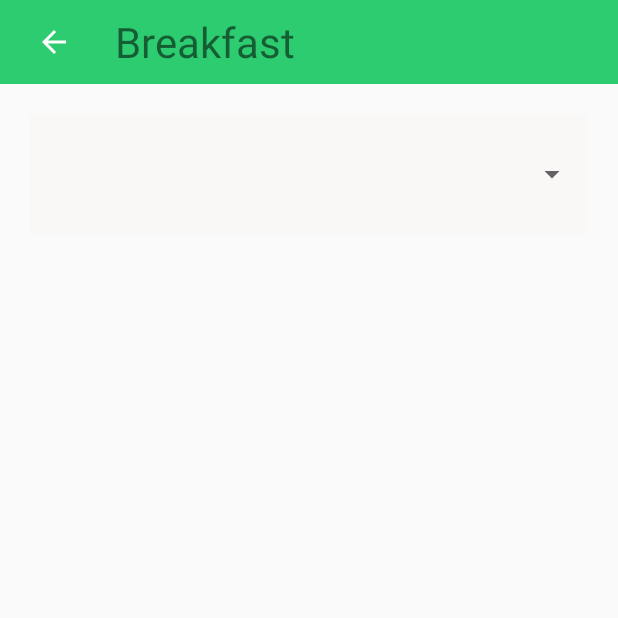
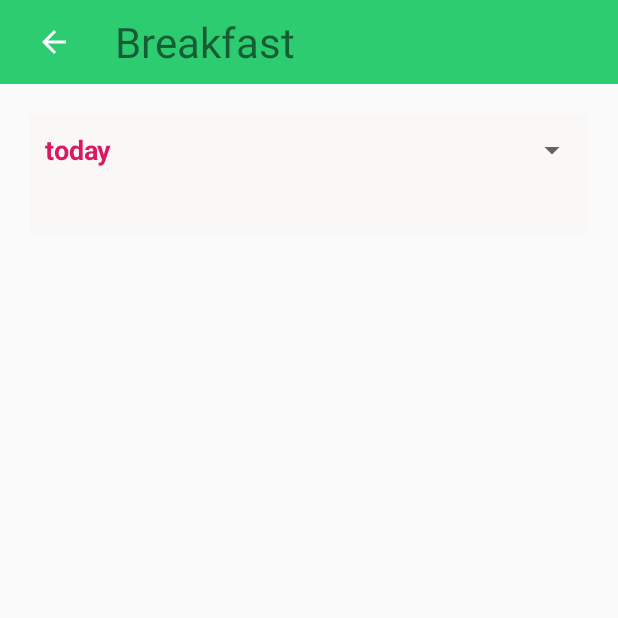
Before and after one commit to SmdNayan/Fit-with-Nutrition-, an Android app: the BreakfastChart screen opened directly, with no data from a screen before it, on a phone screen of 412 x 824 dp, the top half of it. Run offline under Robolectric (Android 15) with nearby library versions, the phone set to English and light mode, and no system bars.

Commit message:
Update date time spinner and insert

```diff
--- a/app/src/main/java/me/nayan/fitwithnutrition/BreakfastChart.java
+++ b/app/src/main/java/me/nayan/fitwithnutrition/BreakfastChart.java
@@ -1,32 +1,36 @@
 package me.nayan.fitwithnutrition;
 
 import android.database.Cursor;
+import android.support.v4.app.DialogFragment;
 import android.support.v7.app.AppCompatActivity;
 import android.os.Bundle;
 import android.view.View;
+import android.widget.Button;
 import android.widget.ImageButton;
 import android.widget.ListView;
-import android.widget.Spinner;
 import android.widget.Toast;
 
 import java.text.SimpleDateFormat;
+import java.util.Calendar;
 import java.util.Date;
 import java.util.Locale;
 
 import me.nayan.fitwithnutrition.adapter.ChartListAdapter;
-import me.nayan.fitwithnutrition.adapter.FoodListAdapter;
 import me.nayan.fitwithnutrition.databse.BreakfastBD;
 import me.nayan.fitwithnutrition.databse.DatabaseHelper;
 import me.nayan.fitwithnutrition.databse.FoodDB;
+import me.nayan.fitwithnutrition.fragments.DatePickerFragment;
 
 public class BreakfastChart extends AppCompatActivity {
 
     ImageButton closeBtn;
-    Spinner dateSpinner;
     ListView breakfastList;
     BreakfastBD breakfastBD;
     FoodDB foodDB;
     String date;
+
+    Button button;
+    private DialogFragment fragment;
 
     @Override
     protected void onCreate(Bundle savedInstanceState) {
@@ -34,8 +38,9 @@ public class BreakfastChart extends AppCompatActivity {
         setContentView(R.layout.activity_breakfast_chart);
 
         closeBtn = findViewById(R.id.close_btn);
-        dateSpinner = findViewById(R.id.date_spinner);
         breakfastList = findViewById(R.id.breakfast_list);
+
+        button = (Button) findViewById(R.id.button);
 
         breakfastBD = new BreakfastBD(this);
         foodDB = new FoodDB(this);
@@ -48,6 +53,15 @@ public class BreakfastChart extends AppCompatActivity {
         // Grid View Handler
         ChartListAdapter chartListAdapter = new ChartListAdapter(this, serialId, foodName, foodCal, time);
         breakfastList.setAdapter(chartListAdapter);
+
+
+        button.setOnClickListener(new View.OnClickListener() {
+            @Override
+            public void onClick(View v) {
+                showDatePickerDialog();
+            }
+        });
+
 
         closeBtn.setOnClickListener(new View.OnClickListener() {
             @Override
@@ -113,4 +127,30 @@ public class BreakfastChart extends AppCompatActivity {
         }
     }
 
+    /**
+     * Handle the new set date here.
+     * @param year
+     * @param month
+     * @param day
+     */
+    public void onDateSet(int year, int month, int day){
+        Calendar c = Calendar.getInstance();
+        if(year == c.get(Calendar.YEAR) && month == c.get(Calendar.MONTH) &&
+                day == c.get(Calendar.DAY_OF_MONTH)) {
+            button.setText("Today");
+        } else if (year == c.get(Calendar.YEAR) && month == c.get(Calendar.MONTH) &&
+                day == (c.get(Calendar.DAY_OF_MONTH)) +1) {
+            button.setText("Tomorrow");
+        }else {
+            button.setText(day+"/"+(month+1)+"/"+year);
+        }
+    }
+
+    private void showDatePickerDialog(){
+        if(fragment == null) {
+            fragment = new DatePickerFragment(this);
+        }
+        fragment.show(getSupportFragmentManager(), "datePicker");
+    }
+
 }
--- a/app/src/main/java/me/nayan/fitwithnutrition/SingleFoodDetails.java
+++ b/app/src/main/java/me/nayan/fitwithnutrition/SingleFoodDetails.java
@@ -118,7 +118,7 @@ public class SingleFoodDetails extends AppCompatActivity {
 
         if(mealTime.equalsIgnoreCase("Breakfast")){
             breakfastBD.insertBreakfast(foodId, date);
-            Toast.makeText(this, "Breakfast added", Toast.LENGTH_SHORT).show();
+            Toast.makeText(this, "Breakfast added " + foodId + " " + date , Toast.LENGTH_SHORT).show();
         } else if(mealTime.equalsIgnoreCase("Lunch")){
             lunchDB.insertBreakfast(foodId, date);
             Toast.makeText(this, "Lunch Added ", Toast.LENGTH_SHORT).show();
--- a/app/src/main/res/layout/activity_breakfast_chart.xml
+++ b/app/src/main/res/layout/activity_breakfast_chart.xml
@@ -45,14 +45,18 @@
         android:background="#FAF7F7"
         android:layout_margin="20dp">
 
-        <Spinner
-            android:id="@+id/date_spinner"
+        <Button
+            android:id="@+id/button"
             android:layout_width="match_parent"
             android:layout_height="wrap_content"
-            android:layout_gravity="center"
-            android:gravity="center">
-
-        </Spinner>
+            android:paddingTop="10sp"
+            android:paddingLeft="10sp"
+            android:paddingBottom="10sp"
+            android:textColor="@color/colorAccent"
+            android:text="today"
+            android:textStyle="bold"
+            android:textSize="18sp"
+            style="@android:style/Widget.DeviceDefault.Light.Spinner"/>
 
     </LinearLayout>
 
```
Also changed, not shown: app/src/main/java/me/nayan/fitwithnutrition/DinnerChart.java (+46 -4 lines), app/src/main/java/me/nayan/fitwithnutrition/HomeFragment.java (+13 -2 lines), app/src/main/java/me/nayan/fitwithnutrition/LunchChart.java (+45 -10 lines), app/src/main/java/me/nayan/fitwithnutrition/fragments/DatePickerFragment.java (added, +59 -0 lines), app/src/main/res/layout/activity_dinner_chart.xml (+10 -6 lines), app/src/main/res/layout/activity_lunch_chart.xml (+10 -6 lines).
